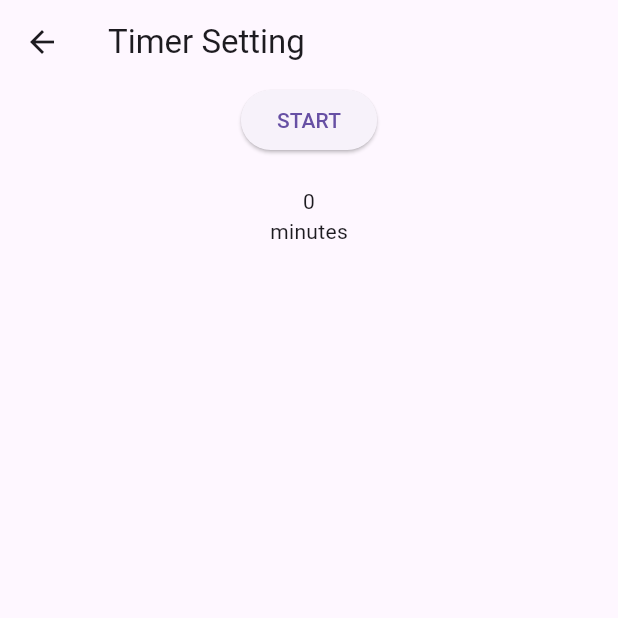
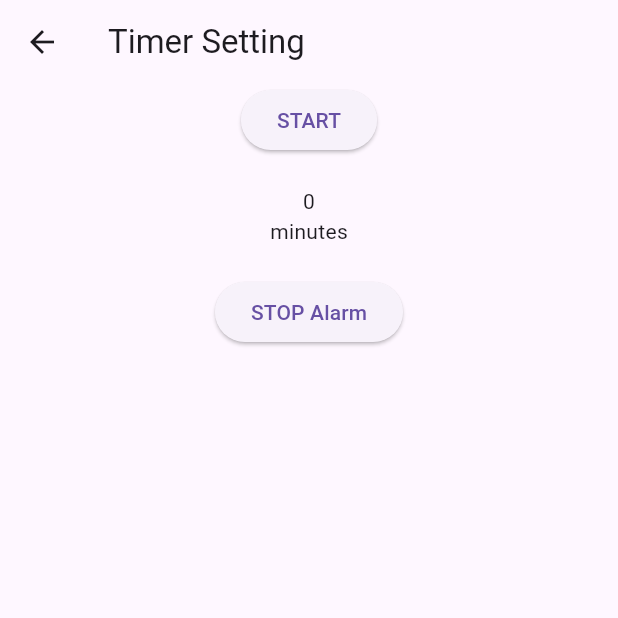
Before and after one commit to I10n/open-and-stop-timer, a Flutter app: the TimerSettingPage screen opened by its route, on a phone screen of 412 x 824 dp, the top half of it. Run offline on Flutter 3.47's test engine with Material 3 defaults, Android fonts, the phone set to English and light mode, and no system bars; our stand-ins replace sensors_plus, stop_watch_timer; missing offline and left inert: alarm, circular_seek_bar.

Commit message:
ADD Alarm and Sensor of DeviceLiftingUp/ But Alarm doesn't work correctly.

```diff
--- /dev/null
+++ b/lib/CONST.dart
@@ -0,0 +1 @@
+const int ALARM_ID=42;
--- a/lib/main.dart
+++ b/lib/main.dart
@@ -1,4 +1,11 @@
+import 'dart:io';
+
+import 'package:alarm/alarm.dart';
+import 'package:alarm/model/alarm_settings.dart';
 import 'package:flutter/material.dart';
+import 'package:flutter/services.dart';
+import 'package:noodle_timer_f/CONST.dart';
+import 'package:noodle_timer_f/stop_alarm_if_device_lifted_up.dart';
 import 'package:noodle_timer_f/storage.dart';
 import 'package:noodle_timer_f/timer_display.dart';
 import 'package:noodle_timer_f/timer_setting_display.dart';
@@ -6,6 +13,8 @@
 
 
 import 'dart:async';
+
+import 'package:sensors_plus/sensors_plus.dart';
 
 // import 'package:flutter_test/flutter_test.dart';
 
@@ -35,9 +44,17 @@
 //   });
 // }
 
+
 //TODO: use "complete" for get enough time to display timer 参考https://flutter.salon/dart/completer/
-void main() {
-  // TimerStorage timerStorage = TimerStorage();
+Future<void> main() async {
+  WidgetsFlutterBinding.ensureInitialized();
+  SystemChrome.setPreferredOrientations(
+      [
+        DeviceOrientation.portraitUp,
+        DeviceOrientation.portraitDown,
+      ],
+  );
+  await Alarm.init();
   runApp(const MyApp());
 }
 
@@ -59,11 +76,13 @@
             CountDownPage(
                 timerStorage: TimerStorage(),
                 onReset: () => Navigator.of(context).pushNamedAndRemoveUntil('/timer_setting',(_)=>false),
+                onAlarmSet: (AlarmSettings settings) => Alarm.set(alarmSettings: settings),
+                onRingAlarm: Alarm.ringStream.stream.listen((_) => stopAlarm_if_DeviceLiftedUp(() async => await Alarm.stop(ALARM_ID)))
             ),
         '/timer_setting': (context) =>
             TimerSettingPage(
                 timerStorage: TimerStorage(),
-                onStartTimer: () => Navigator.of(context).pushNamed('/')
+                onStartTimer: () => Navigator.of(context).pushNamed('/'),
             )
       }
     );
--- a/lib/timer_setting_display.dart
+++ b/lib/timer_setting_display.dart
@@ -1,5 +1,7 @@
+import 'package:alarm/alarm.dart';
 import 'package:circular_seek_bar/circular_seek_bar.dart';
 import 'package:flutter/material.dart';
+import 'package:noodle_timer_f/CONST.dart';
 import 'package:noodle_timer_f/storage.dart';
 
 class TimerSettingPage extends StatefulWidget {
@@ -85,6 +87,12 @@ class _TimerSettingPageState extends State<TimerSettingPage> {
                       ],
                     )
                 ),)),
+            SizedBox(height: 20,),
+            ElevatedButton(
+                child: Text("STOP Alarm"),
+                onPressed: () => Alarm.stop(ALARM_ID)
+            ),
+
           ]
         ),
       )
--- a/pubspec.yaml
+++ b/pubspec.yaml
@@ -38,6 +38,8 @@ dependencies:
   stop_watch_timer: ^3.1.1
   path_provider: ^2.1.3
   circular_seek_bar: ^1.1.1
+  alarm: ^3.1.4
+  sensors_plus: ^5.0.1
 
 dev_dependencies:
   flutter_test:
```
Also changed, not shown: lib/alarm_setting_utl.dart (added, +24 -0 lines), lib/stop_alarm_if_device_lifted_up.dart (added, +27 -0 lines), lib/timer_display.dart (+19 -5 lines), pubspec.lock, 1 other file.
